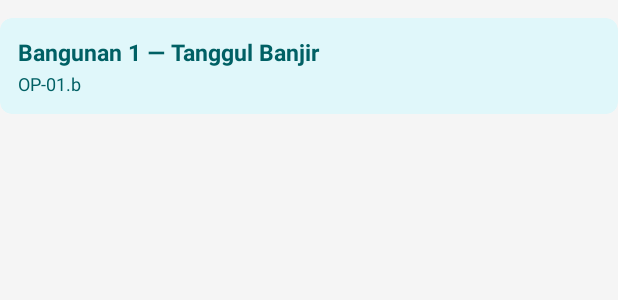
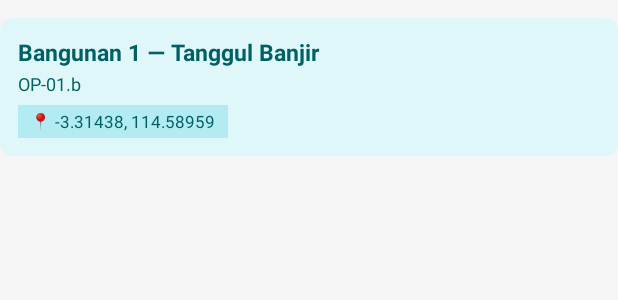
Before and after one commit to khatami99/riverop-android, an Android app: the layout item_bangunan_header.xml on its own in the app's theme, with its tools: preview values and no code run, on a phone screen of 412 x 824 dp. Shown: the top 300 px of the screen. Run offline under Robolectric (Android 15) with nearby library versions, the phone set to English and light mode, and no system bars.

Commit message:
fix: keyboard bertahan setelah ambil foto, dan tampilkan titik lokasi
Keyboard
Fokus tertinggal di kolom nama bangunan, sehingga keyboard muncul kembali
begitu kembali dari kamera atau galeri dan memakan ruang gulir yang
dibutuhkan juru saat mengisi daftar bagian bangunan.

- windowSoftInputMode ditambah stateHidden agar keyboard tidak muncul
  sendiri ketika layar kembali aktif
- Fokus dilepas sebelum kamera atau galeri dibuka
- Menyentuh area mana pun di luar kolom teks kini menutup keyboard, jadi
  juru tidak perlu menekan enter lebih dulu

Titik lokasi di detail laporan
Koordinat sudah tampil di dashboard dinas tetapi belum di aplikasi juru,
padahal juru yang perlu memastikan titiknya benar-benar terekam.

- Koordinat ditampilkan pada header tiap bangunan
- Diketuk membuka aplikasi peta di perangkat
- Disembunyikan untuk laporan lama yang dibuat sebelum GPS ada

```diff
--- a/app/src/main/AndroidManifest.xml
+++ b/app/src/main/AndroidManifest.xml
@@ -49,7 +49,7 @@
             android:name=".ui.laporan.FormBagian3Activity"
             android:exported="false"
             android:screenOrientation="portrait"
-            android:windowSoftInputMode="adjustResize" />
+            android:windowSoftInputMode="adjustResize|stateHidden" />
         <activity
             android:name=".ui.laporan.DetailLaporanActivity"
             android:exported="false" />
--- a/app/src/main/res/layout/item_bangunan_header.xml
+++ b/app/src/main/res/layout/item_bangunan_header.xml
@@ -34,6 +34,21 @@
             android:textSize="12sp"
             tools:text="OP-01.b" />
 
+        <!-- Titik lokasi bangunan; disembunyikan bila belum terekam -->
+        <TextView
+            android:id="@+id/tvHeaderKoordinat"
+            android:layout_width="wrap_content"
+            android:layout_height="wrap_content"
+            android:layout_marginTop="6dp"
+            android:background="#B2EBF2"
+            android:paddingHorizontal="8dp"
+            android:paddingVertical="3dp"
+            android:textColor="#006064"
+            android:textSize="11sp"
+            android:visibility="gone"
+            tools:text="📍 -3.31438, 114.58959"
+            tools:visibility="visible" />
+
     </LinearLayout>
 
 </androidx.cardview.widget.CardView>
```
Also changed, not shown: app/src/main/java/com/pupr/kalsel/riverop/ui/laporan/DetailLaporanActivity.kt (+38 -2 lines), app/src/main/java/com/pupr/kalsel/riverop/ui/laporan/FormBagian3Activity.kt (+38 -3 lines).
